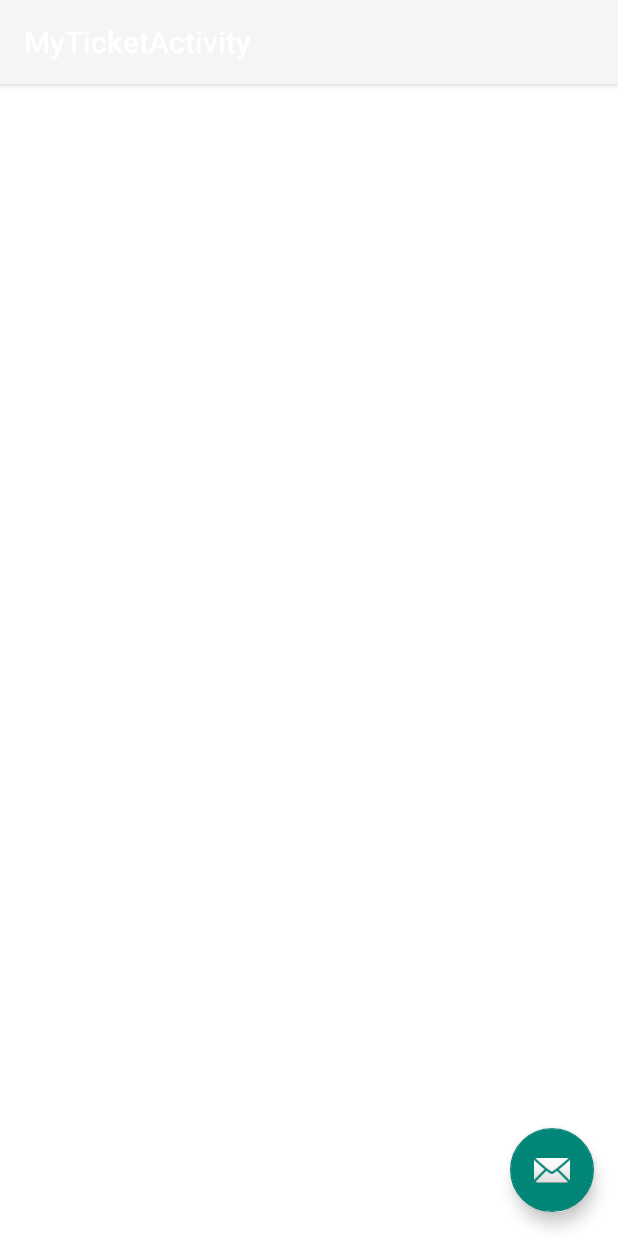
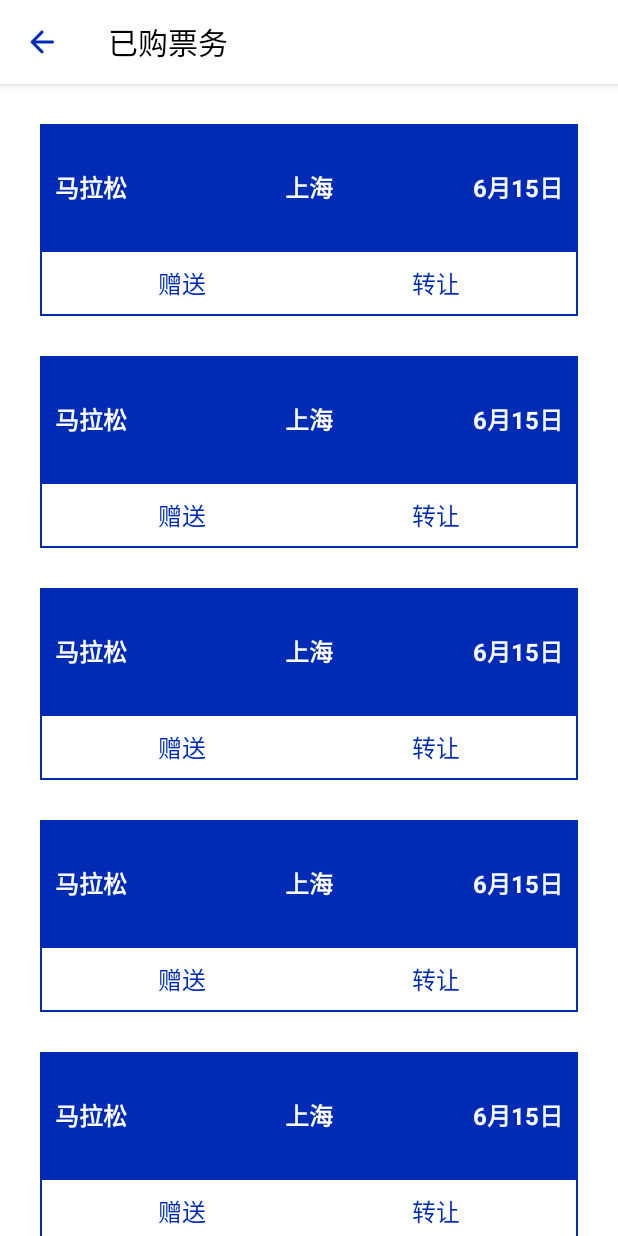
Before and after one commit to wan9wu/RUNARUN, an Android app: the MyTicketActivity screen opened directly, with no data from a screen before it, on a phone screen of 412 x 824 dp. Run offline under Robolectric (Android 15) with nearby library versions, the phone set to English and light mode, and no system bars; libraries missing offline, so code that uses them is left out: com.alibaba.fastjson.

Commit message:
My ticket finish

```diff
--- a/Android_code/android/app/src/main/java/org/elastos/dma/dmademo/HomeFragment.java
+++ b/Android_code/android/app/src/main/java/org/elastos/dma/dmademo/HomeFragment.java
@@ -8,13 +8,14 @@ import android.support.annotation.NonNull;
 import android.support.v4.app.Fragment;
 import android.support.v7.widget.GridLayoutManager;
 import android.support.v7.widget.RecyclerView;
+import android.text.TextUtils;
 import android.util.Log;
 import android.view.LayoutInflater;
 import android.view.View;
 import android.view.ViewGroup;
 
 import com.alibaba.fastjson.JSON;
-import com.google.gson.Gson;
+import com.alibaba.fastjson.JSONException;
 
 import org.elastos.dma.dmademo.adapter.HomeFeedAdapter;
 import org.elastos.dma.dmademo.bean.Game;
@@ -22,7 +23,6 @@ import org.elastos.dma.dmademo.net.HttpEngine;
 import org.elastos.dma.dmademo.tool.MockUtil;
 
 import java.io.IOException;
-import java.util.ArrayList;
 import java.util.List;
 
 import okhttp3.Response;
@@ -94,11 +94,16 @@ public class HomeFragment extends Fragment {
                 return null;
             }
             protected void onPostExecute(String returnJson) {
-                if (returnJson == null) {
+                if (TextUtils.isEmpty(returnJson)) {
                     mAdapter.setGames(MockUtil.mockData());
                 } else {
-                    List<Game> result = JSON.parseArray(returnJson, Game.class);
-                    mAdapter.setGames(result);
+                    try {
+                        List<Game> result = JSON.parseArray(returnJson, Game.class);
+                        mAdapter.setGames(result);
+                    } catch (JSONException e) {
+                        mAdapter.setGames(MockUtil.mockData());
+                    }
+
                 }
             };
         }.executeOnExecutor(AsyncTask.THREAD_POOL_EXECUTOR);
--- a/Android_code/android/app/src/main/java/org/elastos/dma/dmademo/activity/MyTicketActivity.java
+++ b/Android_code/android/app/src/main/java/org/elastos/dma/dmademo/activity/MyTicketActivity.java
@@ -2,16 +2,38 @@ package org.elastos.dma.dmademo.activity;
 
 import android.content.Context;
 import android.content.Intent;
+import android.graphics.Rect;
+import android.os.AsyncTask;
 import android.os.Bundle;
-import android.support.design.widget.FloatingActionButton;
-import android.support.design.widget.Snackbar;
+import android.support.annotation.NonNull;
 import android.support.v7.app.AppCompatActivity;
+import android.support.v7.widget.LinearLayoutManager;
+import android.support.v7.widget.RecyclerView;
 import android.support.v7.widget.Toolbar;
+import android.text.TextUtils;
+import android.util.Log;
 import android.view.View;
 
+import com.alibaba.fastjson.JSON;
+import com.alibaba.fastjson.JSONException;
+
 import org.elastos.dma.dmademo.R;
+import org.elastos.dma.dmademo.adapter.MyTicketAdapter;
+import org.elastos.dma.dmademo.bean.Game;
+import org.elastos.dma.dmademo.net.HttpEngine;
+import org.elastos.dma.dmademo.tool.MockUtil;
+
+import java.io.IOException;
+import java.util.HashMap;
+import java.util.List;
+import java.util.Map;
+
+import okhttp3.Response;
 
 public class MyTicketActivity extends AppCompatActivity {
+
+    private RecyclerView mList;
+    private MyTicketAdapter mAdapter;
 
     @Override
     protected void onCreate(Bundle savedInstanceState) {
@@ -19,7 +41,69 @@ public class MyTicketActivity extends AppCompatActivity {
         setContentView(R.layout.activity_my_ticket);
         Toolbar toolbar = findViewById(R.id.toolbar);
         setSupportActionBar(toolbar);
+        toolbar.setNavigationIcon(R.drawable.round_arrow_back_24);
+        toolbar.setTitle("已购票务");
+        toolbar.setTitleTextColor(0xff000000);
+        toolbar.setNavigationOnClickListener(new View.OnClickListener() {
+            @Override
+            public void onClick(View v) {
+                finish();
+            }
+        });
+        initView();
+    }
 
+    private void initView() {
+        mList = findViewById(R.id.ticket_list);
+        mAdapter = new MyTicketAdapter();
+        mList.setAdapter(mAdapter);
+        mList.setLayoutManager(new LinearLayoutManager(this, LinearLayoutManager.VERTICAL, false));
+        mList.addItemDecoration(new RecyclerView.ItemDecoration() {
+            @Override
+            public void getItemOffsets(@NonNull Rect outRect, int itemPosition, @NonNull RecyclerView parent) {
+                super.getItemOffsets(outRect, itemPosition, parent);
+                outRect.top = 40;
+                outRect.left = 40;
+                outRect.right = 40;
+            }
+        });
+        fetchTickets();
+    }
+
+    private void fetchTickets() {
+        new AsyncTask<Void, Void, String>(){
+            @Override
+            protected String doInBackground(Void... params) {
+                Map<String, String> map = new HashMap<>();
+                map.put("did", "1001");
+                Response response = HttpEngine.sendGetRequest("/maven_demo/qryUserTicketList.do", map);
+                try {
+                    if (response == null) {
+                        return null;
+                    } else {
+                        String result = response.body().string();
+
+                        Log.i("Result", result);
+                        return result;
+                    }
+                } catch (IOException e) {
+
+                }
+                return null;
+            }
+            protected void onPostExecute(String returnJson) {
+                if (TextUtils.isEmpty(returnJson)) {
+                    mAdapter.setGames(MockUtil.mockData());
+                } else {
+                    try {
+                        List<Game> result = JSON.parseArray(returnJson, Game.class);
+                        mAdapter.setGames(result);
+                    } catch (JSONException e) {
+                        mAdapter.setGames(MockUtil.mockData());
+                    }
+                }
+            };
+        }.executeOnExecutor(AsyncTask.THREAD_POOL_EXECUTOR);
     }
 
     public static void launch(Context context) {
--- a/Android_code/android/app/src/main/java/org/elastos/dma/dmademo/adapter/MyActivityAdapter.java
+++ b/Android_code/android/app/src/main/java/org/elastos/dma/dmademo/adapter/MyActivityAdapter.java
@@ -47,12 +47,14 @@ public class MyActivityAdapter extends RecyclerView.Adapter<MyActivityAdapter.My
                 DetailActivity.launch(mContext, game);
             }
         });
+
     }
 
     @Override
     public int getItemCount() {
         return games.size();
     }
+
 
     public static class MyActivityViewHolder extends RecyclerView.ViewHolder {
 
@@ -67,6 +69,7 @@ public class MyActivityAdapter extends RecyclerView.Adapter<MyActivityAdapter.My
             title = item.findViewById(R.id.item_activity_title);
             location = item.findViewById(R.id.item_activity_location);
             bg = item.findViewById(R.id.my_activity_bg);
+
         }
     }
  }
--- /dev/null
+++ b/Android_code/android/app/src/main/java/org/elastos/dma/dmademo/adapter/MyTicketAdapter.java
@@ -0,0 +1,93 @@
+package org.elastos.dma.dmademo.adapter;
+
+import android.content.Context;
+import android.support.annotation.NonNull;
+import android.support.v7.widget.AlertDialogLayout;
+import android.support.v7.widget.RecyclerView;
+import android.view.LayoutInflater;
+import android.view.View;
+import android.view.ViewGroup;
+import android.widget.LinearLayout;
+import android.widget.TextView;
+import android.widget.Toast;
+
+import org.elastos.dma.dmademo.R;
+import org.elastos.dma.dmademo.activity.DetailActivity;
+import org.elastos.dma.dmademo.bean.Game;
+import org.elastos.dma.dmademo.view.AlertDialogUtil;
+
+import java.util.ArrayList;
+import java.util.List;
+
+public class MyTicketAdapter extends RecyclerView.Adapter<MyTicketAdapter.MyTicketViewHolder> {
+
+    private List<Game> games = new ArrayList<>();
+    private Context mContext;
+
+    public void setGames(List<Game> gameList) {
+        games.clear();
+        games.addAll(gameList);
+        notifyDataSetChanged();
+    }
+
+    @NonNull
+    @Override
+    public MyTicketAdapter.MyTicketViewHolder onCreateViewHolder(@NonNull ViewGroup viewGroup, int i) {
+        mContext = viewGroup.getContext();
+        View view = LayoutInflater.from(viewGroup.getContext()).inflate(R.layout.item_ticket, viewGroup, false);
+        return new MyTicketAdapter.MyTicketViewHolder(view);
+    }
+
+    @Override
+    public void onBindViewHolder(@NonNull MyTicketAdapter.MyTicketViewHolder viewHolder, int i) {
+        final Game game = games.get(i);
+        viewHolder.location.setText("上海");
+        viewHolder.time.setText("6月15日");
+        viewHolder.title.setText(game.getName());
+        viewHolder.bg.setOnClickListener(new View.OnClickListener() {
+            @Override
+            public void onClick(View v) {
+                DetailActivity.launch(mContext, game);
+            }
+        });
+        viewHolder.give.setOnClickListener(new View.OnClickListener() {
+            @Override
+            public void onClick(View v) {
+                AlertDialogUtil.showUtil(mContext, "转出价", "确认转卖");
+            }
+        });
+        viewHolder.sale.setOnClickListener(new View.OnClickListener() {
+            @Override
+            public void onClick(View v) {
+                AlertDialogUtil.showUtil(mContext, "转赠人DID", "确认转增");
+//                Toast.makeText(mContext, "赠送成功", Toast.LENGTH_LONG).show();
+            }
+        });
+    }
+
+    @Override
+    public int getItemCount() {
+        return games.size();
+    }
+
+
+    public static class MyTicketViewHolder extends RecyclerView.ViewHolder {
+
+        TextView title;
+        TextView location;
+        TextView time;
+        LinearLayout bg;
+        TextView give;
+        TextView sale;
+
+        public MyTicketViewHolder(View item) {
+            super(item);
+            time = item.findViewById(R.id.item_ticket_time);
+            title = item.findViewById(R.id.item_ticket_title);
+            location = item.findViewById(R.id.item_ticket_location);
+            bg = item.findViewById(R.id.my_ticket_bg);
+            give = item.findViewById(R.id.give);
+            sale = item.findViewById(R.id.sale);
+        }
+    }
+}
--- /dev/null
+++ b/Android_code/android/app/src/main/java/org/elastos/dma/dmademo/view/AlertDialogUtil.java
@@ -0,0 +1,35 @@
+package org.elastos.dma.dmademo.view;
+
+import android.app.AlertDialog;
+import android.content.Context;
+import android.view.View;
+import android.widget.EditText;
+import android.widget.TextView;
+import android.widget.Toast;
+
+import org.elastos.dma.dmademo.R;
+
+public class AlertDialogUtil {
+
+    public static void showUtil(Context context, String hint, String operator) {
+        AlertDialog.Builder builder = new AlertDialog.Builder(context);
+        final AlertDialog dialog = builder.create();
+        View dialogView = View.inflate(context, R.layout.dialog_layout, null);
+        //设置对话框布局
+        dialog.setView(dialogView);
+        dialog.show();
+        EditText input = (EditText) dialogView.findViewById(R.id.dialog_input);
+        input.setHint(hint);
+        final String name = input.getText().toString();
+        TextView operate = dialogView.findViewById(R.id.dialog_operate);
+        operate.setText(operator);
+        operate.setOnClickListener(new View.OnClickListener() {
+            @Override
+            public void onClick(View v) {
+                dialog.dismiss();
+                //Toast.makeText(context, "转让成功", Toast.LENGTH_LONG).show();
+            }
+        });
+
+    }
+}
--- /dev/null
+++ b/Android_code/android/app/src/main/res/drawable/bg_operate.xml
@@ -0,0 +1,13 @@
+<?xml version="1.0" encoding="utf-8"?>
+<shape xmlns:android="http://schemas.android.com/apk/res/android" >
+    <!-- 实心 -->
+    <solid android:color="#ffffff"/>
+    <stroke
+        android:width="1dp"
+        android:color="#002BB5" />
+    <padding
+        android:left="5dp"
+        android:top="5dp"
+        android:right="5dp"
+        android:bottom="5dp" />
+</shape>
--- a/Android_code/android/app/src/main/res/layout/activity_my_ticket.xml
+++ b/Android_code/android/app/src/main/res/layout/activity_my_ticket.xml
@@ -15,19 +15,12 @@
             android:id="@+id/toolbar"
             android:layout_width="match_parent"
             android:layout_height="?attr/actionBarSize"
-            android:background="?attr/colorPrimary"
+            android:background="@android:color/white"
             app:popupTheme="@style/AppBaseTheme.PopupOverlay" />
 
     </android.support.design.widget.AppBarLayout>
 
     <include layout="@layout/content_my_ticket" />
 
-    <android.support.design.widget.FloatingActionButton
-        android:id="@+id/fab"
-        android:layout_width="wrap_content"
-        android:layout_height="wrap_content"
-        android:layout_gravity="bottom|end"
-        android:layout_margin="@dimen/fab_margin"
-        app:srcCompat="@android:drawable/ic_dialog_email" />
 
 </android.support.design.widget.CoordinatorLayout>
--- a/Android_code/android/app/src/main/res/layout/content_my_ticket.xml
+++ b/Android_code/android/app/src/main/res/layout/content_my_ticket.xml
@@ -1,5 +1,5 @@
 <?xml version="1.0" encoding="utf-8"?>
-<android.support.constraint.ConstraintLayout xmlns:android="http://schemas.android.com/apk/res/android"
+<FrameLayout xmlns:android="http://schemas.android.com/apk/res/android"
     xmlns:app="http://schemas.android.com/apk/res-auto"
     xmlns:tools="http://schemas.android.com/tools"
     android:layout_width="match_parent"
@@ -8,4 +8,9 @@
     tools:context=".activity.MyTicketActivity"
     tools:showIn="@layout/activity_my_ticket">
 
-</android.support.constraint.ConstraintLayout>
+    <android.support.v7.widget.RecyclerView
+        android:id="@+id/ticket_list"
+        android:layout_width="match_parent"
+        android:layout_height="wrap_content"></android.support.v7.widget.RecyclerView>
+
+</FrameLayout>
--- /dev/null
+++ b/Android_code/android/app/src/main/res/layout/dialog_layout.xml
@@ -0,0 +1,25 @@
+<?xml version="1.0" encoding="utf-8"?>
+<LinearLayout xmlns:android="http://schemas.android.com/apk/res/android"
+    android:orientation="vertical" android:layout_width="match_parent"
+    android:padding="20dp"
+    android:layout_height="match_parent">
+
+    <EditText
+        android:id="@+id/dialog_input"
+        android:layout_width="match_parent"
+        android:layout_height="wrap_content" />
+
+    <TextView
+        android:id="@+id/dialog_operate"
+        android:layout_marginTop="10dp"
+        android:layout_width="match_parent"
+        android:layout_height="wrap_content"
+        android:paddingTop="10dp"
+        android:gravity="center"
+        android:textColor="@android:color/white"
+        android:paddingBottom="10dp"
+        android:paddingLeft="40dp"
+        android:paddingRight="40dp"
+        android:background="#002BB5"/>
+
+</LinearLayout>
--- /dev/null
+++ b/Android_code/android/app/src/main/res/layout/item_ticket.xml
@@ -0,0 +1,79 @@
+<?xml version="1.0" encoding="utf-8"?>
+<LinearLayout xmlns:android="http://schemas.android.com/apk/res/android"
+    android:id="@+id/my_ticket_bg"
+    android:orientation="vertical" android:layout_width="match_parent"
+    android:layout_height="wrap_content">
+
+    <RelativeLayout
+        android:orientation="horizontal" android:layout_width="match_parent"
+        android:background="#002BB5"
+        android:paddingBottom="30dp"
+        android:paddingTop="30dp"
+        android:paddingLeft="10dp"
+        android:paddingRight="10dp"
+        android:layout_height="wrap_content">
+
+        <TextView
+            android:id="@+id/item_ticket_title"
+            android:layout_width="wrap_content"
+            android:layout_centerVertical="true"
+            android:layout_height="wrap_content"
+            android:textSize="16sp"
+            android:textColor="@android:color/white"
+            android:textStyle="bold" />
+
+        <TextView
+            android:id="@+id/item_ticket_location"
+            android:layout_width="wrap_content"
+            android:layout_height="wrap_content"
+            android:layout_centerVertical="true"
+            android:textSize="16sp"
+            android:layout_centerHorizontal="true"
+            android:textColor="@android:color/white"
+            android:textStyle="bold"
+            />
+
+        <TextView
+            android:id="@+id/item_ticket_time"
+            android:layout_width="wrap_content"
+            android:layout_height="wrap_content"
+            android:textColor="@android:color/white"
+            android:textStyle="bold"
+            android:textSize="16sp"
+            android:layout_centerVertical="true"
+            android:layout_alignParentRight="true"
+            />
+    </RelativeLayout>
+
+    <LinearLayout
+        android:layout_width="match_parent"
+        android:layout_height="wrap_content"
+        android:padding="10dp"
+        android:background="@drawable/bg_operate"
+        android:orientation="horizontal">
+
+        <TextView
+            android:id="@+id/sale"
+            android:layout_width="wrap_content"
+            android:layout_height="wrap_content"
+            android:layout_gravity="center_vertical"
+            android:text="赠送"
+            android:gravity="center"
+            android:textColor="#002BB5"
+            android:textSize="16sp"
+            android:layout_weight="1"/>
+
+        <TextView
+            android:id="@+id/give"
+            android:layout_width="wrap_content"
+            android:layout_height="wrap_content"
+            android:layout_gravity="center_vertical"
+            android:gravity="center"
+            android:text="转让"
+            android:textColor="#002BB5"
+            android:textSize="16sp"
+            android:layout_weight="1"/>
+
+    </LinearLayout>
+
+</LinearLayout>
--- a/Android_code/android/app/src/main/res/values/strings.xml
+++ b/Android_code/android/app/src/main/res/values/strings.xml
@@ -89,7 +89,7 @@
     <string name="title_activity_message">MessageActivity</string>
     <string name="title_activity_profile">ProfileActivity</string>
     <string name="title_activity_verify">VerifyActivity</string>
-    <string name="title_activity_my_ticket">MyTicketActivity</string>
+    <string name="title_activity_my_ticket">已购票务</string>
 
     <!-- TODO: Remove or change this placeholder text -->
     <string name="hello_blank_fragment">Hello blank fragment</string>
```
